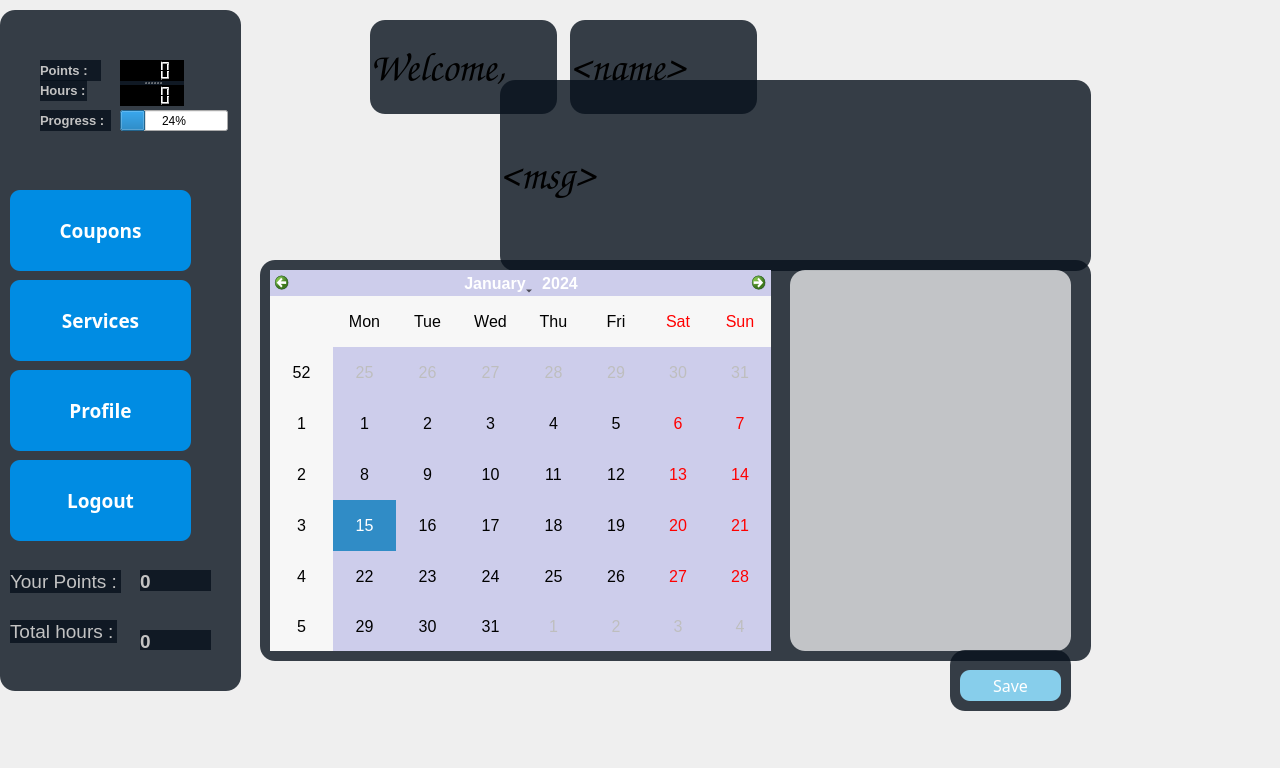
Qt form volunteer.ui (ShadiMi/Group27_hApp_project) before a commit.
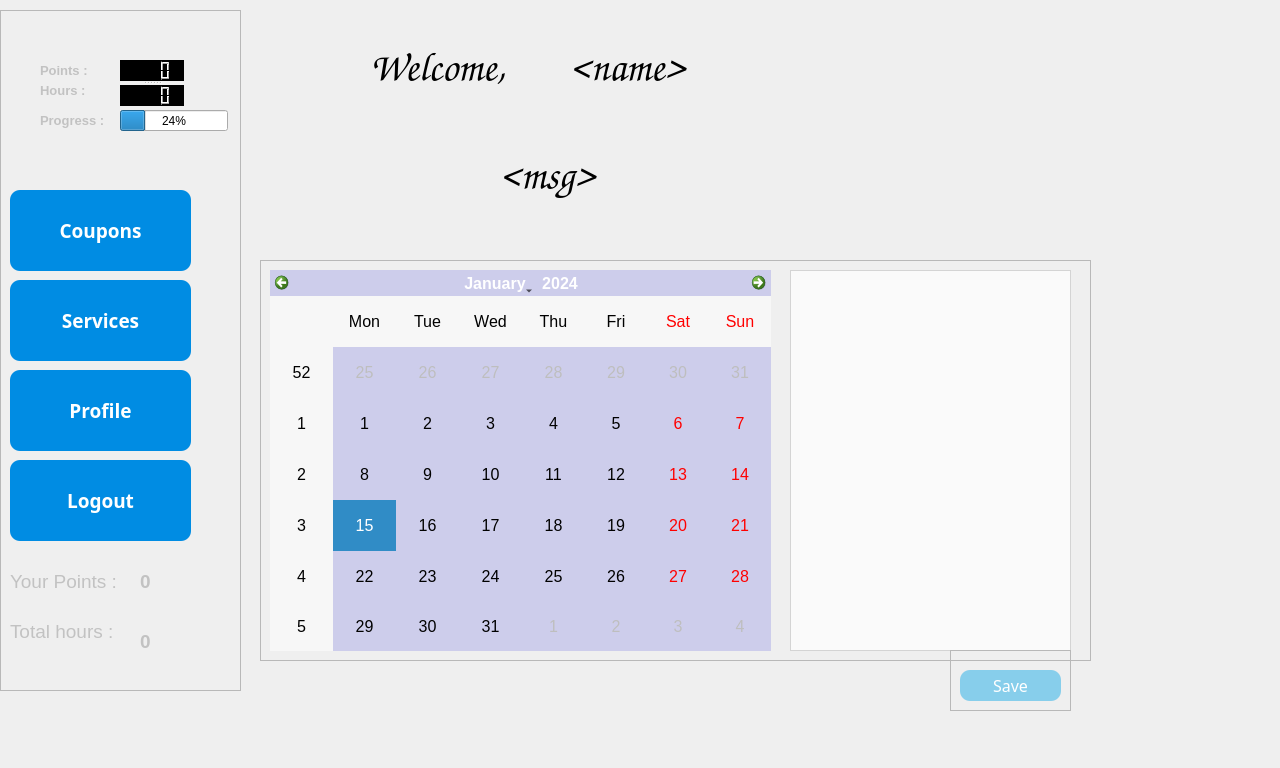
The same form after that commit.

```diff
--- a/volunteer.ui
+++ b/volunteer.ui
@@ -14,7 +14,8 @@
    <string>volunteerprofile</string>
   </property>
   <property name="styleSheet">
-   <string notr="true">QFrame
+   <string notr="true">color:rgb(152, 152, 152);
+QFrame
 {
 background:rgba(6, 16, 28, 0.8);
 border-radius:15px;
```
